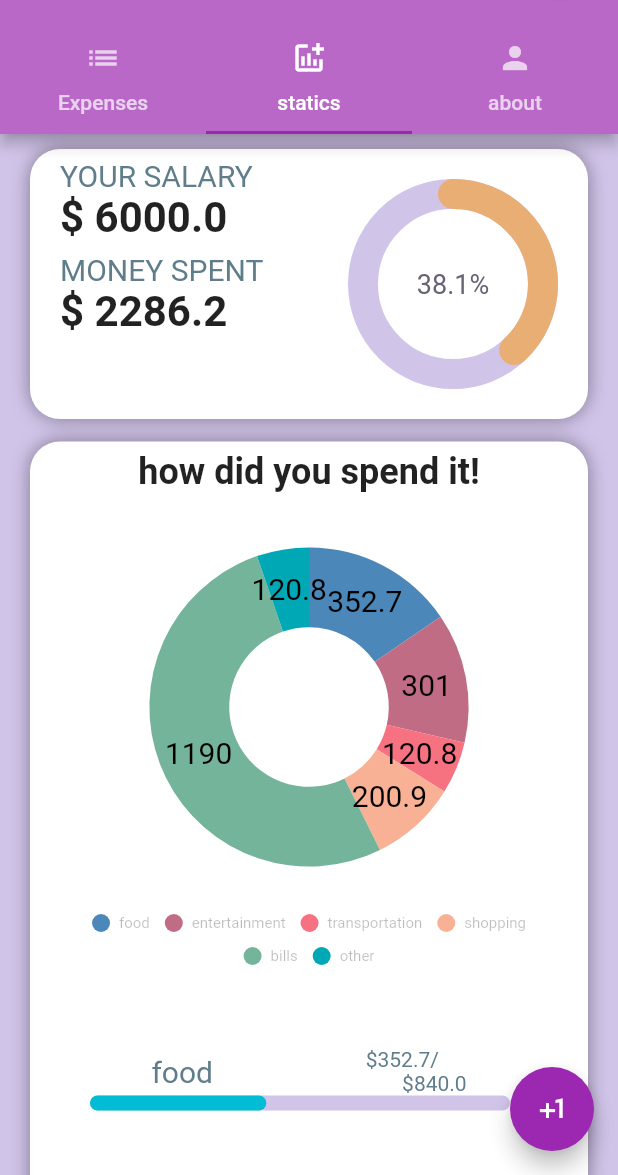
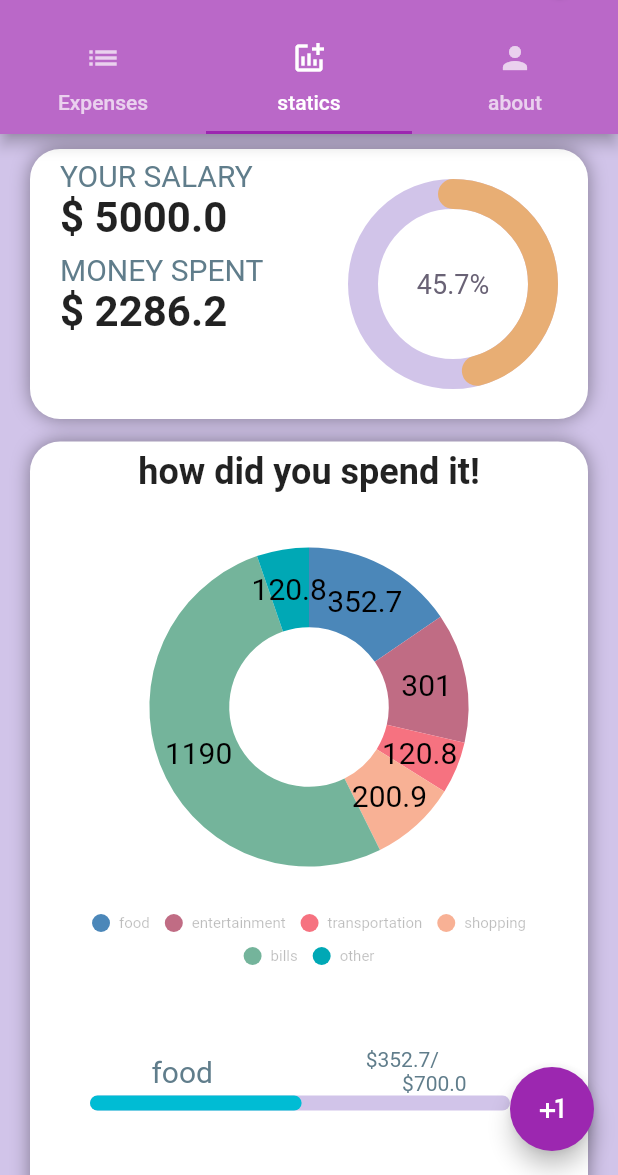
Before and after one commit to Ala-Eddine-Achach/FlutterFirstProject, a Flutter app: the screen it shows after launch, tab 2 chosen, on a phone screen of 412 x 824 dp, the part 61-1236 px from its top. Run offline on Flutter 3.47's test engine with Material 2 defaults, Android fonts, the phone set to English and light mode, and no system bars; drawn by our look-alikes of percent_indicator; our stand-ins replace flutter_spinkit, syncfusion_flutter_charts; missing offline and left inert: dart:ffi; Roboto replaces fonts that are missing (Montserrat).

Commit message:
login front 2

```diff
--- a/lib/expenses/list.dart
+++ b/lib/expenses/list.dart
@@ -2,7 +2,7 @@ import 'dart:core';
 
 import 'package:flutter/material.dart';
 
-double Salary = 6000.0;
+double Salary = 5000.0;
 
 List<Map<String, dynamic>> exp_list = [
   {
@@ -191,13 +191,3 @@ List<String> cats = [
   "other"
 ];
 List<double> pourcent = [0.14, 0.08, 0.14, 0.12, 0.28, 0.16];
-
-double getSumOfAmounts(List<Map<String, dynamic>> exp_list,
-    {String cat = "all"}) {
-  double sum_of_amounts = 0.0;
-  for (Map<String, dynamic> exp in exp_list) {
-    if ((cat == "all") ? true : exp["category"] == cat)
-      sum_of_amounts += exp["amount"];
-  }
-  return sum_of_amounts;
-}
--- a/lib/expenses/widget.dart
+++ b/lib/expenses/widget.dart
@@ -19,7 +19,7 @@ class _ExpansesState extends State<Expanses> {
   void delete() {
     // Add the new item to the list.
     setState(() {
-      exp_list.remove(widget.item);Navigator.pushReplacementNamed(context, '/home');print("\n\n\n\nhiiiiiiiiiii\n\n\n\n");
+      exp_list.remove(widget.item);
     });
   }
   @override
@@ -120,8 +120,17 @@ class static_expenses extends StatefulWidget {
 }
 
 class _static_expensesState extends State<static_expenses> {
+  double getSumOfAmounts(List<Map<String, dynamic>> exp_list,
+      {String cat = "all"}) {
+    double sum_of_amounts = 0.0;
+    for (Map<String, dynamic> exp in exp_list) {
+      if ((cat == "all") ? true : exp["category"] == cat)
+        sum_of_amounts += exp["amount"];
+    }
+    return sum_of_amounts;
+  }
   late int i;
-  double sum = 0;
+  get sum =>getSumOfAmounts(exp_list, cat: cats[i]);
   List a=[
     Colors.green,
     Colors.blue,
@@ -134,7 +143,6 @@ class _static_expensesState extends State<static_expenses> {
   void initState() {
     super.initState();
     i = widget.i;
-    sum = getSumOfAmounts(exp_list, cat: cats[i]);
      x=a[Random().nextInt(a.length)];
   }
 
--- a/lib/pages/home.dart
+++ b/lib/pages/home.dart
@@ -16,7 +16,7 @@ List<String> titles = <String>[
   'about',
 ];
 
-var widget_list=(exp_list.map((e)=>Expanses(item:e))).toList();
+
 class home extends StatefulWidget {
   const home({super.key});
 
@@ -28,8 +28,8 @@ class _homeState extends State<home> {var widget_list;
   get widjet_list=>(exp_list.map((e)=>Expanses(item:e))).toList();
   void addItem(Map<String, dynamic> newItem) {
     // Add the new item to the list.
-    setState(()=>{exp_list.add(newItem)});
-  }
+    setState(()=>{exp_list.insert(0, newItem)});}
+
   @override
   Widget build(BuildContext context) {
 
--- a/lib/pages/listexp.dart
+++ b/lib/pages/listexp.dart
@@ -1,5 +1,7 @@
 import 'package:flutter/cupertino.dart';
 import 'package:percent_indicator/percent_indicator.dart';
+import 'package:projecttest/expenses/list.dart';
+import '../expenses/widget.dart';
 import 'home.dart';
 
 class expanses_page extends StatefulWidget {
@@ -10,6 +12,7 @@ class expanses_page extends StatefulWidget {
 }
 
 class _expanses_pageState extends State<expanses_page> {
+  get widget_list=>(exp_list.map((e)=>Expanses(item:e))).toList();
   @override
   Widget build(BuildContext context) {
     return ListView(
--- a/lib/pages/login.dart
+++ b/lib/pages/login.dart
@@ -50,6 +50,7 @@ class _loginState extends State<login> {
               Padding(
                 padding: const EdgeInsets.symmetric(horizontal: 25.0),
                 child: TextField(
+                  style: TextStyle(color: Colors.black),
 
                   decoration: InputDecoration(
                       enabledBorder: const OutlineInputBorder(
@@ -71,7 +72,7 @@ class _loginState extends State<login> {
               Padding(
                 padding: const EdgeInsets.symmetric(horizontal: 25.0),
                 child: TextField(
-
+                  style: TextStyle(color: Colors.black),
                   obscureText: true,
                   decoration: InputDecoration(
                       enabledBorder: const OutlineInputBorder(
--- a/lib/pages/statics.dart
+++ b/lib/pages/statics.dart
@@ -8,8 +8,17 @@ import '../expenses/list.dart';
 
 class ExpenseContainer extends StatelessWidget {
   var sal = Salary;
-  var spent = getSumOfAmounts(exp_list);
 
+  double getSumOfAmounts(List<Map<String, dynamic>> exp_list,
+      {String cat = "all"}) {
+    double sum_of_amounts = 0.0;
+    for (Map<String, dynamic> exp in exp_list) {
+      if ((cat == "all") ? true : exp["category"] == cat)
+        sum_of_amounts += exp["amount"];
+    }
+    return sum_of_amounts;
+  }
+  get spent => getSumOfAmounts(exp_list);
   ExpenseContainer({super.key});
 
   @override
--- a/lib/showdialog/delete.dart
+++ b/lib/showdialog/delete.dart
@@ -19,9 +19,9 @@ Future<void> delete_item(BuildContext context,Function delete) {
         ),
         child: const Text('YES'),
         onPressed: () {
-                 delete;
+                 delete();
 
-           Navigator.of(context).pop();
+                 Navigator.pushReplacementNamed(context, '/home');
         },
       ),
         TextButton(
@@ -30,7 +30,7 @@ Future<void> delete_item(BuildContext context,Function delete) {
           ),
           child: const Text('NO'),
           onPressed: () {
-            Navigator.of(context).pop();
+            Navigator.pushReplacementNamed(context, '/home');
           },
         ),],
     );}
--- a/pubspec.yaml
+++ b/pubspec.yaml
@@ -30,7 +30,7 @@ environment:
 dependencies:
   flutter:
     sdk: flutter
-
+  provider: ^5.0.0
 
   # The following adds the Cupertino Icons font to your application.
   # Use with the CupertinoIcons class for iOS style icons.
```
Also changed, not shown: lib/showdialog/additem.dart (+39 -22 lines), pubspec.lock.
